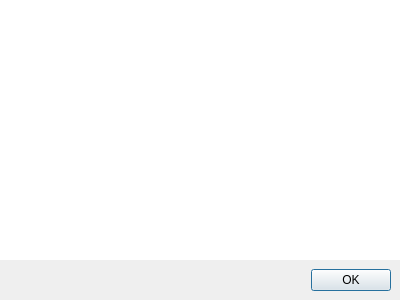
First picture: the form in QtStsPluginTestGui/DialogAbout.ui, repository j7eich/QtStsPlugin, before the edit.
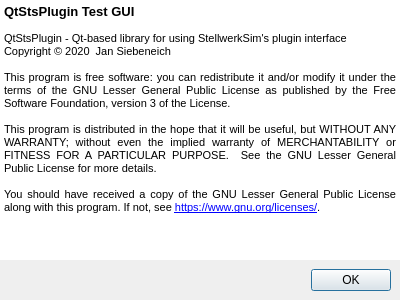
Second picture: the form after the edit.

Commit message: Add program information to About dialog

```diff
--- a/QtStsPluginTestGui/DialogAbout.ui
+++ b/QtStsPluginTestGui/DialogAbout.ui
@@ -34,6 +34,23 @@
      <property name="frameShape">
       <enum>QFrame::NoFrame</enum>
      </property>
+     <property name="html">
+      <string>&lt;!DOCTYPE HTML PUBLIC &quot;-//W3C//DTD HTML 4.0//EN&quot; &quot;http://www.w3.org/TR/REC-html40/strict.dtd&quot;&gt;
+&lt;html&gt;&lt;head&gt;&lt;meta name=&quot;qrichtext&quot; content=&quot;1&quot; /&gt;&lt;style type=&quot;text/css&quot;&gt;
+p, li { white-space: pre-wrap; }
+&lt;/style&gt;&lt;/head&gt;&lt;body style=&quot; font-family:'MS Shell Dlg 2'; font-size:8.25pt; font-weight:400; font-style:normal;&quot;&gt;
+&lt;p style=&quot; margin-top:0px; margin-bottom:0px; margin-left:0px; margin-right:0px; -qt-block-indent:0; text-indent:0px;&quot;&gt;&lt;span style=&quot; font-size:10pt; font-weight:600;&quot;&gt;QtStsPlugin Test GUI&lt;/span&gt;&lt;/p&gt;
+&lt;p style=&quot;-qt-paragraph-type:empty; margin-top:0px; margin-bottom:0px; margin-left:0px; margin-right:0px; -qt-block-indent:0; text-indent:0px;&quot;&gt;&lt;br /&gt;&lt;/p&gt;
+&lt;p style=&quot; margin-top:0px; margin-bottom:0px; margin-left:0px; margin-right:0px; -qt-block-indent:0; text-indent:0px;&quot;&gt;QtStsPlugin - Qt-based library for using StellwerkSim's plugin interface&lt;/p&gt;
+&lt;p style=&quot; margin-top:0px; margin-bottom:0px; margin-left:0px; margin-right:0px; -qt-block-indent:0; text-indent:0px;&quot;&gt;Copyright © 2020  Jan Siebeneich&lt;/p&gt;
+&lt;p style=&quot;-qt-paragraph-type:empty; margin-top:0px; margin-bottom:0px; margin-left:0px; margin-right:0px; -qt-block-indent:0; text-indent:0px;&quot;&gt;&lt;br /&gt;&lt;/p&gt;
+&lt;p align=&quot;justify&quot; style=&quot; margin-top:0px; margin-bottom:0px; margin-left:0px; margin-right:0px; -qt-block-indent:0; text-indent:0px;&quot;&gt;This program is free software: you can redistribute it and/or modify it under the terms of the GNU Lesser General Public License as published by the Free Software Foundation, version 3 of the License.&lt;/p&gt;
+&lt;p style=&quot;-qt-paragraph-type:empty; margin-top:0px; margin-bottom:0px; margin-left:0px; margin-right:0px; -qt-block-indent:0; text-indent:0px;&quot;&gt;&lt;br /&gt;&lt;/p&gt;
+&lt;p align=&quot;justify&quot; style=&quot; margin-top:0px; margin-bottom:0px; margin-left:0px; margin-right:0px; -qt-block-indent:0; text-indent:0px;&quot;&gt;This program is distributed in the hope that it will be useful, but WITHOUT ANY WARRANTY; without even the implied warranty of MERCHANTABILITY or FITNESS FOR A PARTICULAR PURPOSE.  See the GNU Lesser General Public License for more details.&lt;/p&gt;
+&lt;p style=&quot;-qt-paragraph-type:empty; margin-top:0px; margin-bottom:0px; margin-left:0px; margin-right:0px; -qt-block-indent:0; text-indent:0px;&quot;&gt;&lt;br /&gt;&lt;/p&gt;
+&lt;p align=&quot;justify&quot; style=&quot; margin-top:0px; margin-bottom:0px; margin-left:0px; margin-right:0px; -qt-block-indent:0; text-indent:0px;&quot;&gt;You should have received a copy of the GNU Lesser General Public License along with this program. If not, see &lt;a href=&quot;https://www.gnu.org/licenses/&quot;&gt;&lt;span style=&quot; font-size:8pt; text-decoration: underline; color:#0000ff;&quot;&gt;https://www.gnu.org/licenses/&lt;/span&gt;&lt;/a&gt;.&lt;/p&gt;
+&lt;p style=&quot;-qt-paragraph-type:empty; margin-top:0px; margin-bottom:0px; margin-left:0px; margin-right:0px; -qt-block-indent:0; text-indent:0px;&quot;&gt;&lt;br /&gt;&lt;/p&gt;&lt;/body&gt;&lt;/html&gt;</string>
+     </property>
     </widget>
    </item>
    <item>
```
